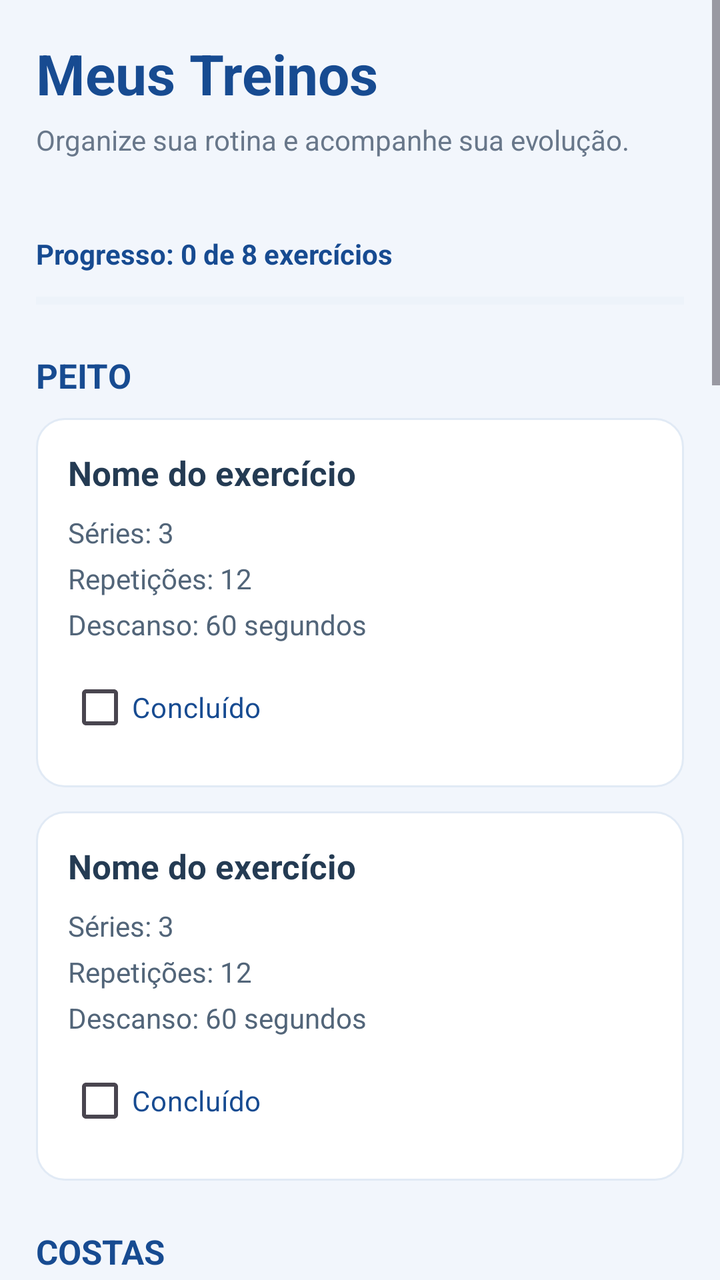
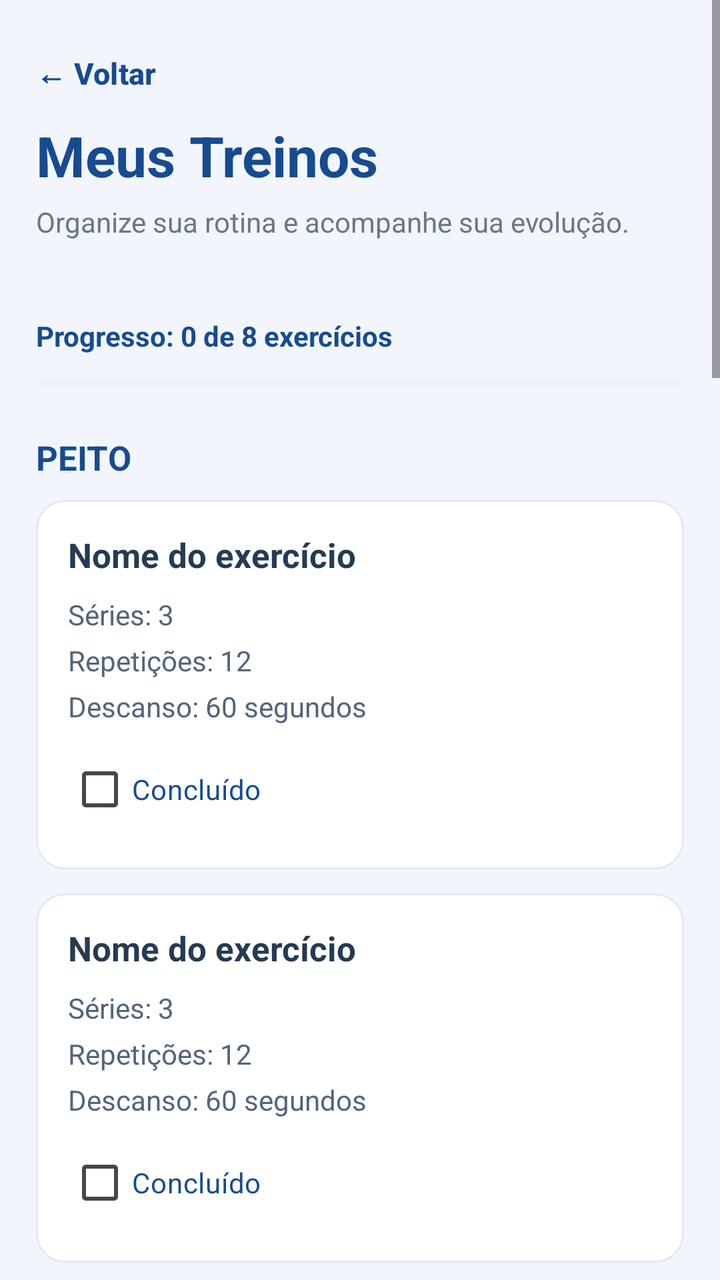

An Android layout rendered at two revisions. The XML below is the earlier revision; the diff shows what the commit changed to produce the second picture.
<!-- AndroidManifest.xml: application theme Theme.FitManager -->
<!-- res/layout/activity_treino.xml -->
<?xml version="1.0" encoding="utf-8"?>
<ScrollView
        xmlns:android="http://schemas.android.com/apk/res/android"
        android:id="@+id/main"
        android:layout_width="match_parent"
        android:layout_height="match_parent"
        android:background="#F2F6FC"
        android:fillViewport="true">

    <LinearLayout
            android:layout_width="match_parent"
            android:layout_height="wrap_content"
            android:orientation="vertical"
            android:padding="18dp">

        
        <TextView
                android:layout_width="match_parent"
                android:layout_height="wrap_content"
                android:text="Meus Treinos"
                android:textColor="#174B91"
                android:textSize="28sp"
                android:textStyle="bold" />

        <TextView
                android:layout_width="match_parent"
                android:layout_height="wrap_content"
                android:text="Organize sua rotina e acompanhe sua evolução."
                android:textColor="#68778A"
                android:textSize="14sp"
                android:layout_marginTop="5dp"
                android:layout_marginBottom="22dp" />

        <TextView
                android:id="@+id/tvProgresso"
                android:layout_width="match_parent"
                android:layout_height="wrap_content"
                android:text="Progresso: 0 de 8 exercícios"
                android:textColor="#174B91"
                android:textStyle="bold"
                android:textSize="14sp"
                android:layout_marginTop="16dp"
                android:layout_marginBottom="8dp"/>

        <ProgressBar
                android:id="@+id/progressTreino"
                style="?android:attr/progressBarStyleHorizontal"
                android:layout_width="match_parent"
                android:layout_height="12dp"
                android:max="8"
                android:progress="0"
                android:progressTint="#2475D0"
                android:progressBackgroundTint="#DCE6F2"
                android:layout_marginBottom="20dp"/>

        
        <TextView
                android:layout_width="match_parent"
                android:layout_height="wrap_content"
                android:text="PEITO"
                android:textColor="#174B91"
                android:textSize="17sp"
                android:textStyle="bold"
                android:paddingBottom="10dp" />

        <include layout="@layout/item_exercicio"
                android:id="@+id/exSupinoReto" />

        <include layout="@layout/item_exercicio"
                android:id="@+id/exSupinoInclinado" />

        
        <TextView
                android:layout_width="match_parent"
                android:layout_height="wrap_content"
                android:text="COSTAS"
                android:textColor="#174B91"
                android:textSize="17sp"
                android:textStyle="bold"
                android:paddingTop="12dp"
                android:paddingBottom="10dp" />

        <include layout="@layout/item_exercicio"
                android:id="@+id/exPuxada" />

        <include layout="@layout/item_exercicio"
                android:id="@+id/exRemada" />

        
        <TextView
                android:layout_width="match_parent"
                android:layout_height="wrap_content"
                android:text="PERNAS"
                android:textColor="#174B91"
                android:textSize="17sp"
                android:textStyle="bold"
                android:paddingTop="12dp"
                android:paddingBottom="10dp" />

        <include layout="@layout/item_exercicio"
                android:id="@+id/exAgachamento" />

        <include layout="@layout/item_exercicio"
                android:id="@+id/exLegPress" />

        
        <TextView
                android:layout_width="match_parent"
                android:layout_height="wrap_content"
                android:text="BRAÇOS"
                android:textColor="#174B91"
                android:textSize="17sp"
                android:textStyle="bold"
                android:paddingTop="12dp"
                android:paddingBottom="10dp" />

        <include layout="@layout/item_exercicio"
                android:id="@+id/exRosca" />

        <include layout="@layout/item_exercicio"
                android:id="@+id/exTriceps" />

        
        <Button
                android:id="@+id/btnFinalizarTreino"
                android:layout_width="match_parent"
                android:layout_height="wrap_content"
                android:text="Finalizar treino"
                android:textAllCaps="false"
                android:textSize="16sp"
                android:textStyle="bold"
                android:textColor="#FFFFFF"
                android:backgroundTint="#174B91"
                android:layout_marginTop="16dp"
                android:layout_marginBottom="20dp" />

        
        <TextView
                android:layout_width="match_parent"
                android:layout_height="wrap_content"
                android:text="Histórico de treinos"
                android:textColor="#174B91"
                android:textSize="20sp"
                android:textStyle="bold"
                android:layout_marginBottom="10dp" />

        
        <TextView
                android:id="@+id/tvHistorico"
                android:layout_width="match_parent"
                android:layout_height="wrap_content"
                android:text="Nenhum treino finalizado ainda."
                android:textColor="#526579"
                android:textSize="14sp"
                android:background="@drawable/bg_exercicio"
                android:padding="16dp"
                android:layout_marginBottom="20dp" />


    </LinearLayout>

</ScrollView>
<!-- res/layout/item_exercicio.xml (included above) -->
<?xml version="1.0" encoding="utf-8"?>
<LinearLayout
        xmlns:android="http://schemas.android.com/apk/res/android"
        android:layout_width="match_parent"
        android:layout_height="wrap_content"
        android:orientation="vertical"
        android:background="@drawable/bg_exercicio"
        android:padding="16dp"
        android:layout_marginBottom="12dp">

    <TextView
            android:id="@+id/tvNomeExercicio"
            android:layout_width="match_parent"
            android:layout_height="wrap_content"
            android:text="Nome do exercício"
            android:textColor="#243B53"
            android:textSize="17sp"
            android:textStyle="bold" />

    <TextView
            android:id="@+id/tvSeries"
            android:layout_width="match_parent"
            android:layout_height="wrap_content"
            android:text="Séries: 3"
            android:textColor="#526579"
            android:textSize="14sp"
            android:layout_marginTop="9dp" />

    <TextView
            android:id="@+id/tvRepeticoes"
            android:layout_width="match_parent"
            android:layout_height="wrap_content"
            android:text="Repetições: 12"
            android:textColor="#526579"
            android:textSize="14sp"
            android:layout_marginTop="4dp" />

    <TextView
            android:id="@+id/tvDescanso"
            android:layout_width="match_parent"
            android:layout_height="wrap_content"
            android:text="Descanso: 60 segundos"
            android:textColor="#526579"
            android:textSize="14sp"
            android:layout_marginTop="4dp" />

    <CheckBox
            android:id="@+id/cbConcluido"
            android:layout_width="wrap_content"
            android:layout_height="wrap_content"
            android:text="Concluído"
            android:textColor="#174B91"
            android:textSize="14sp"
            android:layout_marginTop="8dp" />

</LinearLayout>
<!-- resources referenced by this layout -->
<resources>
  <!-- drawable bg_exercicio (drawable) -->
  <?xml version="1.0" encoding="utf-8"?>
  <shape xmlns:android="http://schemas.android.com/apk/res/android"
          android:shape="rectangle">
  
      <solid android:color="#FFFFFF" />
  
      <corners android:radius="14dp" />
  
      <stroke
              android:width="1dp"
              android:color="#E1EAF5" />
  
  </shape>
  <style name="Theme.FitManager" parent="Base.Theme.FitManager" />
  <style name="Base.Theme.FitManager" parent="Theme.Material3.DayNight.NoActionBar">
          
          
      </style>
</resources>

<!-- the commit's change to res/layout/activity_treino.xml (unified diff, before → after) -->
@@ -12,6 +12,23 @@
             android:layout_height="wrap_content"
             android:orientation="vertical"
             android:padding="18dp">
+
+        <Button
+                android:id="@+id/btnVoltar"
+                android:layout_width="wrap_content"
+                android:layout_height="wrap_content"
+                android:minWidth="0dp"
+                android:minHeight="0dp"
+                android:paddingStart="0dp"
+                android:paddingEnd="12dp"
+                android:paddingTop="4dp"
+                android:paddingBottom="8dp"
+                android:background="@android:color/transparent"
+                android:text="← Voltar"
+                android:textAllCaps="false"
+                android:textColor="#174B91"
+                android:textSize="15sp"
+                android:textStyle="bold" />
 
         
         <TextView
